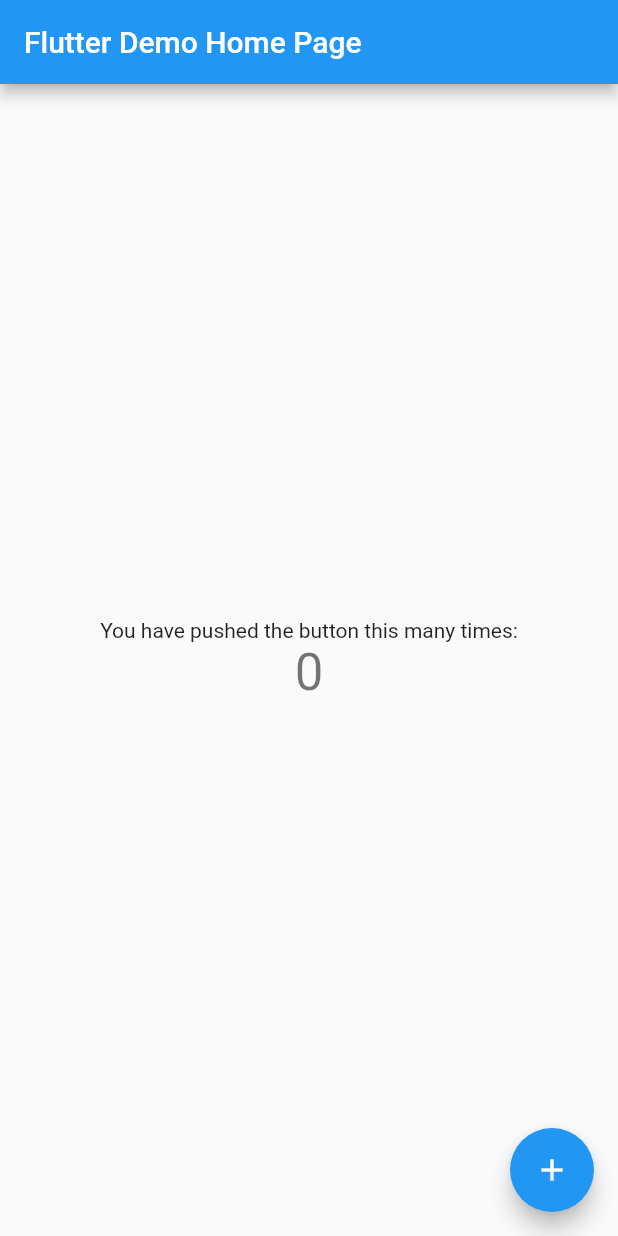
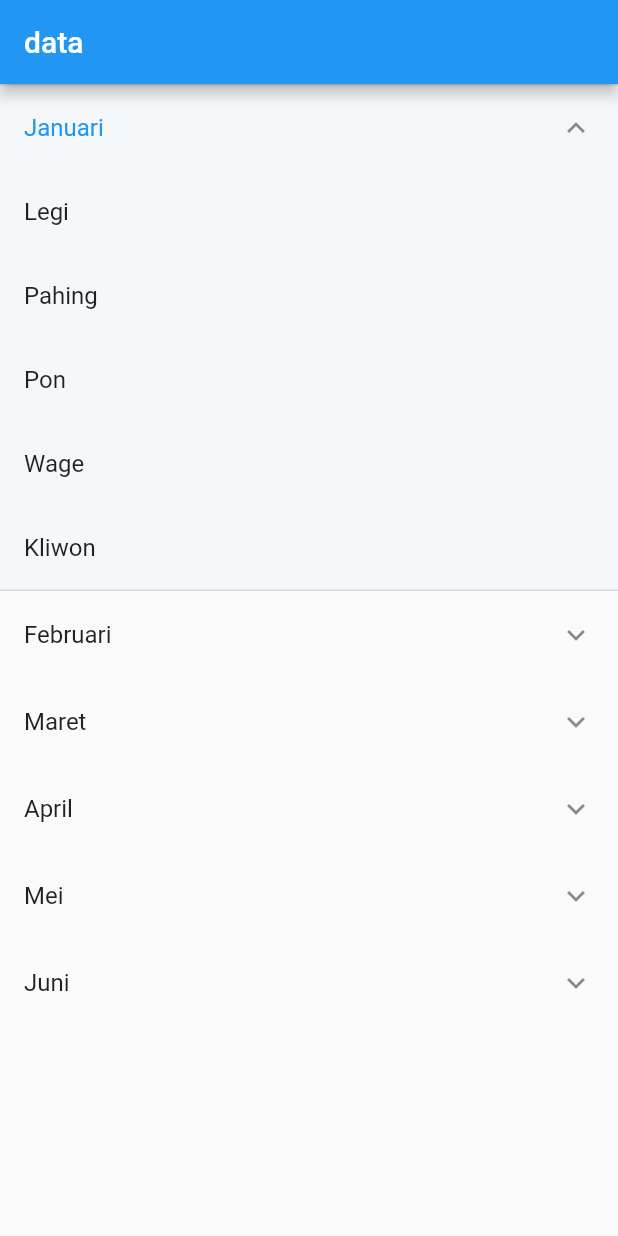
Before and after one commit to arifcebe/auto-local-notification-flutter, a Flutter app: the screen it shows after launch, on a phone screen of 412 x 824 dp. Run offline on Flutter 3.47's test engine with Material 2 defaults, Android fonts, the phone set to English and light mode, and no system bars.

Commit message:
add sample expansion

```diff
--- /dev/null
+++ b/lib/expandable_view_sample.dart
@@ -0,0 +1,291 @@
+import 'package:flutter/material.dart';
+import 'package:meta/meta.dart';
+
+class ExpansionTileSample extends StatefulWidget {
+  @override
+  ExpansionTileSampleState createState() => new ExpansionTileSampleState();
+}
+
+class ExpansionTileSampleState extends State<ExpansionTileSample> {
+  final GlobalKey<AppExpansionTileState> expansionTile = new GlobalKey();
+  List<GlobalKey<AppExpansionTileState>> listOfExpansion;
+  String foos = 'One';
+  List<String> months = [
+    "Januari",
+    "Februari",
+    "Maret",
+    "April",
+    "Mei",
+    "Juni",
+  ];
+
+  List<String> days = [
+    "Legi",
+    "Pahing",
+    "Pon",
+    "Wage",
+    "Kliwon",
+  ];
+
+  int defaultExpandedItem = 0;
+
+  @override
+  void initState() {
+    super.initState();
+    listOfExpansion = months
+        .map((e) => GlobalKey<AppExpansionTileState>(debugLabel: e))
+        .toList();
+  }
+
+  @override
+  Widget build(BuildContext context) {
+    return Scaffold(
+        appBar: AppBar(
+          title: Text("data"),
+        ),
+        body: ListView.builder(
+            itemCount: months.length,
+            itemBuilder: (context, index) {
+              return AppExpansionTile(
+                  key: listOfExpansion[index],
+                  title: new Text(months[index]),
+                  initiallyExpanded:
+                      index == defaultExpandedItem ? true : false,
+                  onExpansionChanged: (changed) {
+                    int tmpExpanded = defaultExpandedItem;
+                    if (changed) {
+                      setState(() {
+                        defaultExpandedItem = index;
+                        listOfExpansion[index].currentState.expand();
+                        listOfExpansion[tmpExpanded].currentState.collapse();
+                      });
+                    }
+                  },
+                  backgroundColor:
+                      Theme.of(context).accentColor.withOpacity(0.025),
+                  children: <Widget>[
+                    ...days
+                        .map((day) => ListTile(
+                              title: Text(day),
+                            ))
+                        .toList()
+                  ]);
+            }));
+  }
+
+// @override
+// Widget build(BuildContext context) {
+//   return new MaterialApp(
+//     home: new Scaffold(
+//       appBar: new AppBar(
+//         title: const Text('ExpansionTile'),
+//       ),
+//       body: new AppExpansionTile(
+//           key: expansionTile,
+//           title: new Text(this.foos),
+//           backgroundColor: Theme
+//               .of(context)
+//               .accentColor
+//               .withOpacity(0.025),
+//           children: <Widget>[
+//             new ListTile(
+//               title: const Text('One'),
+//               onTap: () {
+//                 setState(() {
+//                   this.foos = 'One';
+//                   expansionTile.currentState.collapse();
+//                 });
+//               },
+//             ),
+//             new ListTile(
+//               title: const Text('Two'),
+//               onTap: () {
+//                 setState(() {
+//                   this.foos = 'Two';
+//                   expansionTile.currentState.collapse();
+//                 });
+//               },
+//             ),
+//             new ListTile(
+//               title: const Text('Three'),
+//               onTap: () {
+//                 setState(() {
+//                   this.foos = 'Three';
+//                   expansionTile.currentState.collapse();
+//                 });
+//               },
+//             ),
+//           ]
+//       ),
+//     ),
+//   );
+// }
+}
+
+// --- Copied and slightly modified version of the ExpansionTile.
+
+const Duration _kExpand = const Duration(milliseconds: 200);
+
+class AppExpansionTile extends StatefulWidget {
+  const AppExpansionTile({
+    Key key,
+    this.leading,
+    @required this.title,
+    this.backgroundColor,
+    this.onExpansionChanged,
+    this.children: const <Widget>[],
+    this.trailing,
+    this.initiallyExpanded: false,
+  })  : assert(initiallyExpanded != null),
+        super(key: key);
+
+  final Widget leading;
+  final Widget title;
+  final ValueChanged<bool> onExpansionChanged;
+  final List<Widget> children;
+  final Color backgroundColor;
+  final Widget trailing;
+  final bool initiallyExpanded;
+
+  @override
+  AppExpansionTileState createState() => new AppExpansionTileState();
+}
+
+class AppExpansionTileState extends State<AppExpansionTile>
+    with SingleTickerProviderStateMixin {
+  AnimationController _controller;
+  CurvedAnimation _easeOutAnimation;
+  CurvedAnimation _easeInAnimation;
+  ColorTween _borderColor;
+  ColorTween _headerColor;
+  ColorTween _iconColor;
+  ColorTween _backgroundColor;
+  Animation<double> _iconTurns;
+
+  bool _isExpanded = false;
+
+  @override
+  void initState() {
+    super.initState();
+    _controller = new AnimationController(duration: _kExpand, vsync: this);
+    _easeOutAnimation =
+        new CurvedAnimation(parent: _controller, curve: Curves.easeOut);
+    _easeInAnimation =
+        new CurvedAnimation(parent: _controller, curve: Curves.easeIn);
+    _borderColor = new ColorTween();
+    _headerColor = new ColorTween();
+    _iconColor = new ColorTween();
+    _iconTurns =
+        new Tween<double>(begin: 0.0, end: 0.5).animate(_easeInAnimation);
+    _backgroundColor = new ColorTween();
+
+    _isExpanded =
+        PageStorage.of(context)?.readState(context) ?? widget.initiallyExpanded;
+    if (_isExpanded) _controller.value = 1.0;
+  }
+
+  @override
+  void dispose() {
+    _controller.dispose();
+    super.dispose();
+  }
+
+  void expand() {
+    _setExpanded(true);
+  }
+
+  void collapse() {
+    _setExpanded(false);
+  }
+
+  void toggle() {
+    _setExpanded(!_isExpanded);
+  }
+
+  void _setExpanded(bool isExpanded) {
+    if (_isExpanded != isExpanded) {
+      setState(() {
+        _isExpanded = isExpanded;
+        if (_isExpanded)
+          _controller.forward();
+        else
+          _controller.reverse().then<void>((value) {
+            setState(() {
+              // Rebuild without widget.children.
+            });
+          });
+        PageStorage.of(context)?.writeState(context, _isExpanded);
+      });
+      if (widget.onExpansionChanged != null) {
+        widget.onExpansionChanged(_isExpanded);
+      }
+    }
+  }
+
+  Widget _buildChildren(BuildContext context, Widget child) {
+    final Color borderSideColor =
+        _borderColor.evaluate(_easeOutAnimation) ?? Colors.transparent;
+    final Color titleColor = _headerColor.evaluate(_easeInAnimation);
+
+    return new Container(
+      decoration: new BoxDecoration(
+          color: _backgroundColor.evaluate(_easeOutAnimation) ??
+              Colors.transparent,
+          border: new Border(
+            top: new BorderSide(color: borderSideColor),
+            bottom: new BorderSide(color: borderSideColor),
+          )),
+      child: new Column(
+        mainAxisSize: MainAxisSize.min,
+        children: <Widget>[
+          IconTheme.merge(
+            data:
+                new IconThemeData(color: _iconColor.evaluate(_easeInAnimation)),
+            child: new ListTile(
+              onTap: toggle,
+              leading: widget.leading,
+              title: new DefaultTextStyle(
+                style: Theme.of(context)
+                    .textTheme
+                    .subhead
+                    .copyWith(color: titleColor),
+                child: widget.title,
+              ),
+              trailing: widget.trailing ??
+                  new RotationTransition(
+                    turns: _iconTurns,
+                    child: const Icon(Icons.expand_more),
+                  ),
+            ),
+          ),
+          new ClipRect(
+            child: new Align(
+              heightFactor: _easeInAnimation.value,
+              child: child,
+            ),
+          ),
+        ],
+      ),
+    );
+  }
+
+  @override
+  Widget build(BuildContext context) {
+    final ThemeData theme = Theme.of(context);
+    _borderColor.end = theme.dividerColor;
+    _headerColor
+      ..begin = theme.textTheme.subhead.color
+      ..end = theme.accentColor;
+    _iconColor
+      ..begin = theme.unselectedWidgetColor
+      ..end = theme.accentColor;
+    _backgroundColor.end = widget.backgroundColor;
+
+    final bool closed = !_isExpanded && _controller.isDismissed;
+    return new AnimatedBuilder(
+      animation: _controller.view,
+      builder: _buildChildren,
+      child: closed ? null : new Column(children: widget.children),
+    );
+  }
+}
```
Also changed, not shown: lib/expandable_view.dart (added, +75 -0 lines), lib/main.dart (+15 -1 lines), 4 other files.
